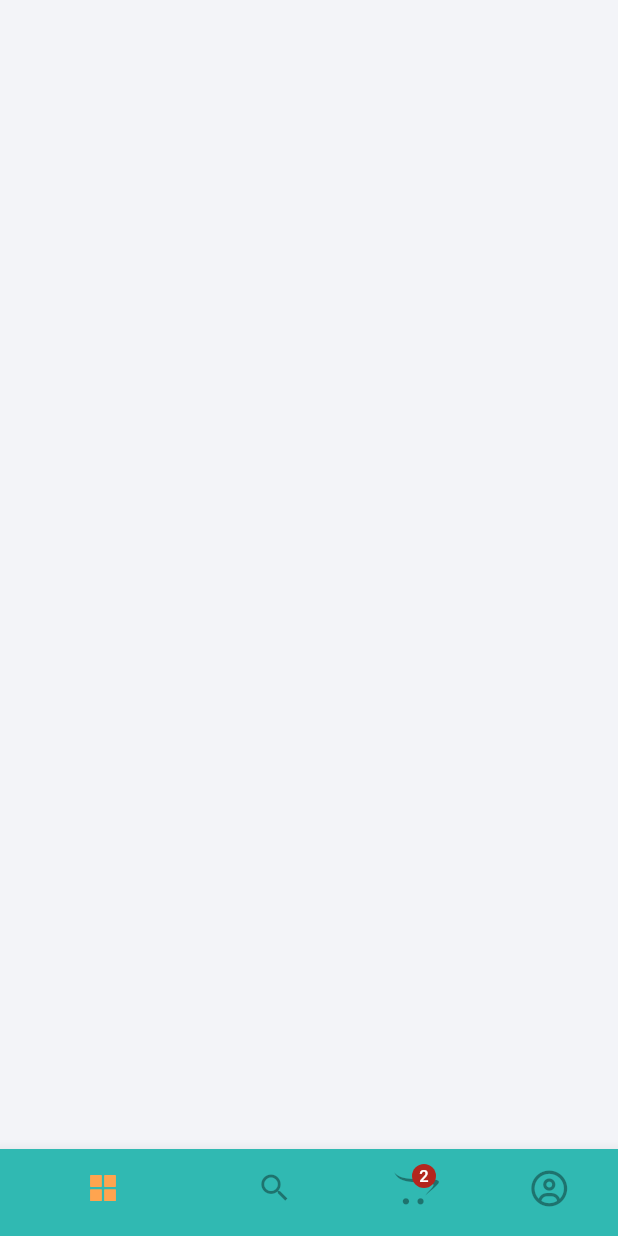
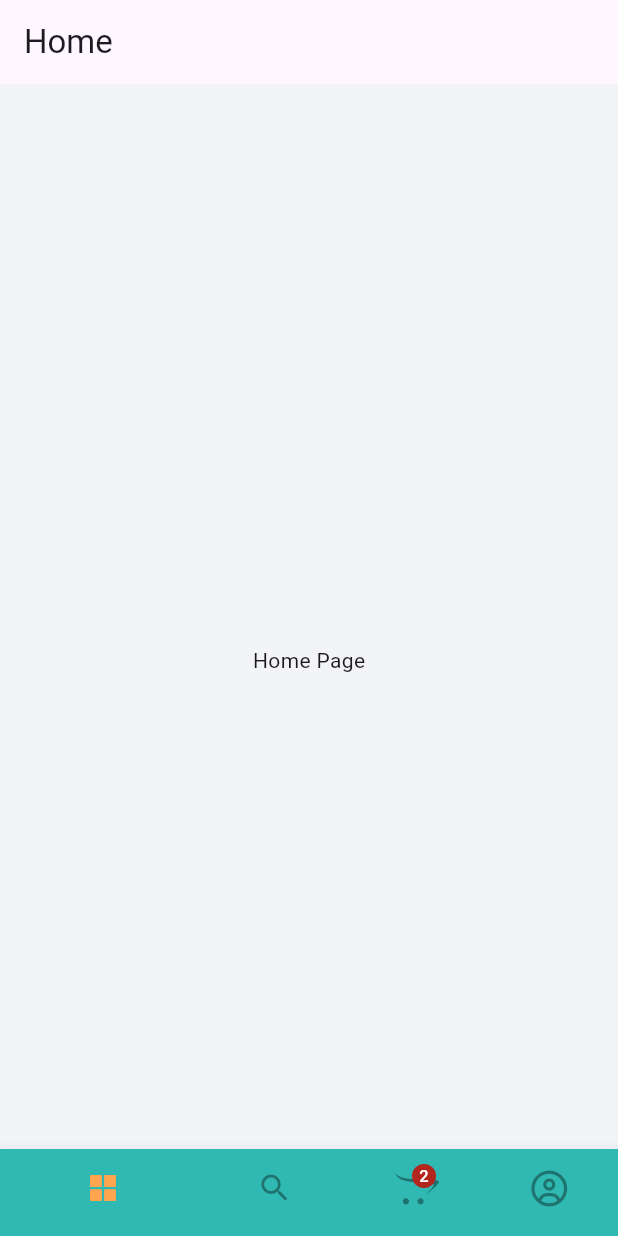
Before and after one commit to JacklynConn/foodly, a Flutter app: the screen it shows after launch, on a phone screen of 412 x 824 dp. Run offline on Flutter 3.47's test engine with Material 3 defaults, Android fonts, the phone set to English and light mode, and no system bars; our stand-ins replace flutter_screenutil, flutter_vector_icons, get.

Commit message:
8. Entrypoint pagesList

```diff
--- a/lib/views/entrypoint.dart
+++ b/lib/views/entrypoint.dart
@@ -1,11 +1,22 @@
 import 'package:flutter/material.dart';
 import 'package:flutter_vector_icons/flutter_vector_icons.dart';
+import '../views/profile/profile_page.dart';
+import '../views/search/search_page.dart';
 import '../constants/constants.dart';
 import 'package:get/get.dart';
 import '../controllers/tab_index_controller.dart';
+import 'cart/cart_page.dart';
+import 'home/home_page.dart';
 
 class MainScreen extends StatelessWidget {
-  const MainScreen({super.key});
+  MainScreen({super.key});
+
+  final List<Widget> pageList = [
+    const HomePage(),
+    const SearchPage(),
+    const CartPage(),
+    const ProfilePage(),
+  ];
 
   @override
   Widget build(BuildContext context) {
@@ -14,7 +25,7 @@ class MainScreen extends StatelessWidget {
       return Scaffold(
         body: Stack(
           children: [
-            Container(height: height, width: width, color: kOffWhite),
+            pageList[controller.tabIndex],
             Align(
               alignment: Alignment.bottomCenter,
               child: Theme(
--- /dev/null
+++ b/lib/views/home/home_page.dart
@@ -0,0 +1,17 @@
+import 'package:flutter/material.dart';
+
+class HomePage extends StatelessWidget {
+  const HomePage({super.key});
+
+  @override
+  Widget build(BuildContext context) {
+    return Scaffold(
+      appBar: AppBar(
+        title: Text('Home'),
+      ),
+      body: Center(
+        child: Text('Home Page'),
+      ),
+    );
+  }
+}
```
Also changed, not shown: lib/views/cart/cart_page.dart (added, +17 -0 lines), lib/views/profile/profile_page.dart (added, +17 -0 lines), lib/views/search/search_page.dart (added, +17 -0 lines).
